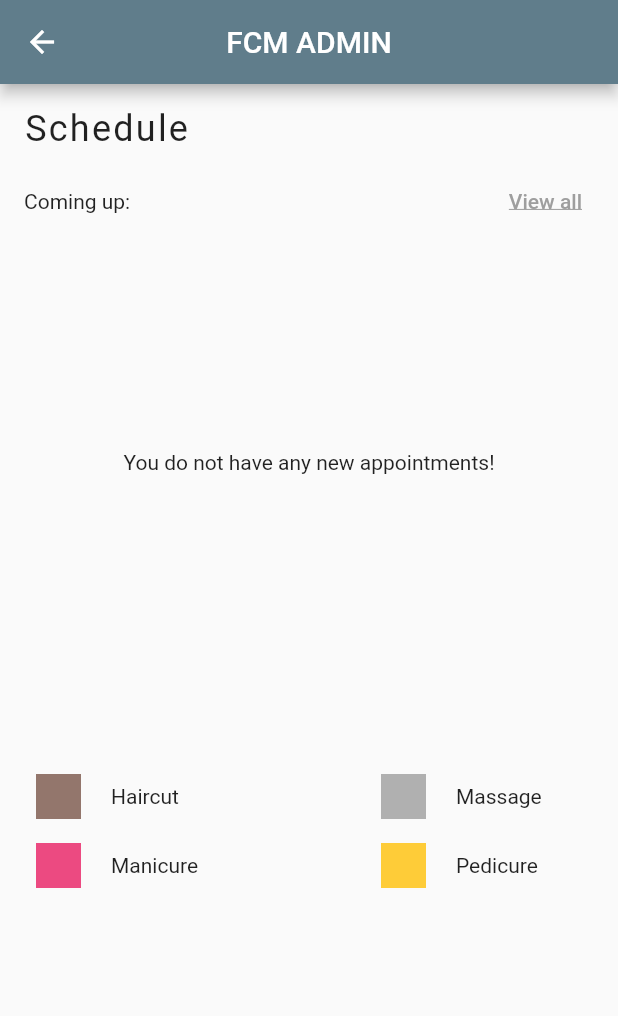
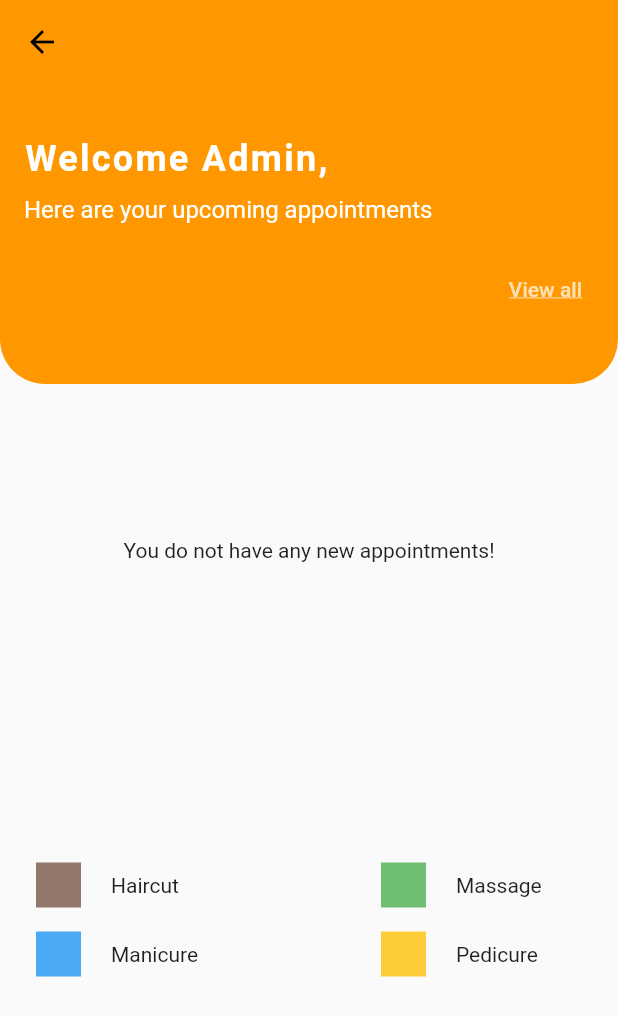
Before and after one commit to iamIkay/schedular_app, a Flutter app: the AdminHomePage screen opened directly, on a phone screen of 412 x 824 dp. Shown: the top 1016 px of the screen. Run offline on Flutter 3.47's test engine with Material 2 defaults, Android fonts, the phone set to English and light mode, and no system bars; our stand-ins replace cloud_firestore, firebase_core, flutter_slidable; accounts and stored records are empty.

Commit message:
Cleaned up UI

```diff
--- a/lib/admin_screen.dart
+++ b/lib/admin_screen.dart
@@ -2,12 +2,13 @@ import 'package:cloud_firestore/cloud_firestore.dart';
 import 'package:flutter/material.dart';
 import 'package:schedular_app/helper_functions.dart';
 import 'appt_model.dart';
+import 'main.dart';
 
 final db = FirebaseFirestore.instance;
 final apptCollection = db.collection('appointments');
 const haircutColor = Colors.brown;
-const massageColor = Colors.grey;
-const manicureColor = Colors.pink;
+const massageColor = Colors.green;
+const manicureColor = Colors.blue;
 const pedicureColor = Colors.amber;
 
 class AdminHomePage extends StatelessWidget {
@@ -16,43 +17,70 @@ class AdminHomePage extends StatelessWidget {
   @override
   Widget build(BuildContext context) {
     return Scaffold(
-      appBar: AppBar(centerTitle: true, title: const Text("FCM ADMIN")),
+      appBar: AppBar(backgroundColor: MyApp.primaryColor, elevation: 0.0),
       body: SingleChildScrollView(
-        child: Padding(
+        child: Stack(
+          children: [
+            Container(
+              height: 200.0,
+              decoration: const BoxDecoration(
+                  color: MyApp.primaryColor,
+                  borderRadius: BorderRadius.only(
+                    bottomLeft: Radius.circular(30.0),
+                    bottomRight: Radius.circular(30.0),
+                  )),
+            ),
+            Padding(
               padding: const EdgeInsets.all(16.0),
-          child:
-              Column(crossAxisAlignment: CrossAxisAlignment.start, children: [
-            const Text("Schedule",
-                style: TextStyle(fontSize: 24.0, letterSpacing: 1.5)),
+              child: Column(
+                  crossAxisAlignment: CrossAxisAlignment.start,
+                  children: [
+                    const SizedBox(height: 20.0),
+                    const Text("Welcome Admin,",
+                        style: TextStyle(
+                            fontSize: 24.0,
+                            letterSpacing: 1.5,
+                            fontWeight: FontWeight.bold,
+                            color: Colors.white)),
                     const SizedBox(height: 10.0),
-            Row(
-              mainAxisAlignment: MainAxisAlignment.spaceBetween,
-              children: [
-                const Text("Coming up:"),
-                TextButton(
-                    child: const Text("View all",
+                    const Text("Here are your upcoming appointments",
+                        style: TextStyle(fontSize: 16.0, color: Colors.white)),
+                    const SizedBox(height: 20.0),
+                    Align(
+                      alignment: Alignment.centerRight,
+                      child: TextButton(
+                          child: const Text(
+                            "View all",
                             style: TextStyle(
                                 decoration: TextDecoration.underline,
-                            color: Colors.grey)),
-                    onPressed: () {}),
-              ],
+                                color: Colors.white70),
+                          ),
+                          onPressed: () {
+
+                          }),
                     ),
                     const Schedule(),
                     const SizedBox(height: 30.0),
                     Row(
                         mainAxisAlignment: MainAxisAlignment.spaceBetween,
                         children: const [
-                  ColorIdentifier(color: haircutColor, service: "Haircut"),
-                  ColorIdentifier(color: massageColor, service: "Massage"),
+                          ColorIdentifier(
+                              color: haircutColor, service: "Haircut"),
+                          ColorIdentifier(
+                              color: massageColor, service: "Massage"),
                         ]),
                     Row(
                       mainAxisAlignment: MainAxisAlignment.spaceBetween,
                       children: const [
-                ColorIdentifier(color: manicureColor, service: "Manicure"),
-                ColorIdentifier(color: pedicureColor, service: "Pedicure"),
+                        ColorIdentifier(
+                            color: manicureColor, service: "Manicure"),
+                        ColorIdentifier(
+                            color: pedicureColor, service: "Pedicure"),
                       ],
                     )
                   ]),
+            ),
+          ],
         ),
       ),
     );
@@ -109,9 +137,8 @@ class Schedule extends StatelessWidget {
 }
 
 //Stream to get all future appointment
-final Stream<QuerySnapshot> getAppointments = apptCollection
-    .where('time', isGreaterThan: Timestamp.now())
-    .snapshots();
+final Stream<QuerySnapshot> getAppointments =
+    apptCollection.where('time', isGreaterThan: Timestamp.now()).snapshots();
 
 class ScheduleCard extends StatelessWidget {
   final Appointment appointment;
--- a/lib/main.dart
+++ b/lib/main.dart
@@ -15,14 +15,14 @@ Future<void> main() async {
 class MyApp extends StatelessWidget {
   const MyApp({Key? key}) : super(key: key);
 
-  static const primaryColor = Colors.blueGrey;
+  static const primaryColor = Colors.orange;
   @override
   Widget build(BuildContext context) {
     return MaterialApp(
       debugShowCheckedModeBanner: false,
       title: 'Flutter Demo',
       theme: ThemeData(
-        primarySwatch: primaryColor,
+        primarySwatch: primaryColor
       ),
       home: const LoginPage(),
     );
```
Also changed, not shown: lib/user_screen.dart (+11 -11 lines), 5 other files. Lines whose indentation alone changed are shown as unchanged.
